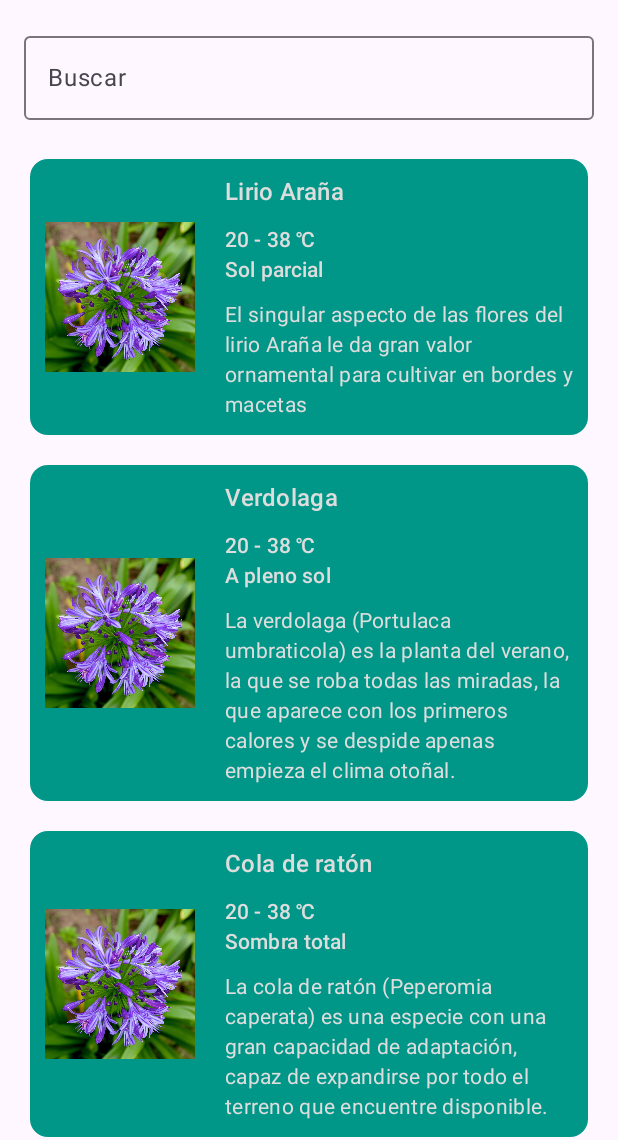
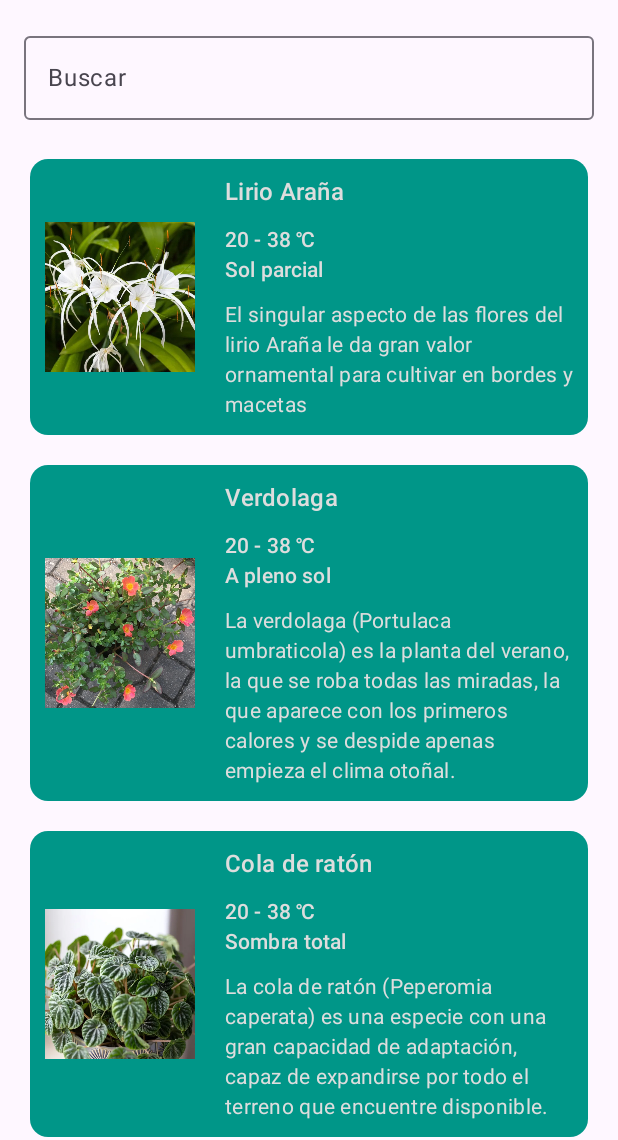
Before and after one commit to tmondiglio/GardenApp_Final_Mondiglio, an Android app built with Jetpack Compose: the screen it shows after launch (MainActivity), on a phone screen of 412 x 824 dp, the part 96-1236 px from its top. Run offline under Robolectric (Android 15) with nearby library versions, the phone set to English and light mode, and no system bars.

Commit message:
Correccion de errores

```diff
--- a/app/src/main/java/com/istea/gardenapp/presentacion/detalle/DetallePage.kt
+++ b/app/src/main/java/com/istea/gardenapp/presentacion/detalle/DetallePage.kt
@@ -1,6 +1,7 @@
 package com.istea.gardenapp.presentacion.detalle
 
 import androidx.compose.runtime.Composable
+import androidx.compose.runtime.LaunchedEffect
 import androidx.lifecycle.viewmodel.compose.viewModel
 import androidx.navigation.NavHostController
 import com.istea.gardenapp.repository.Repository
@@ -18,6 +19,9 @@ fun DetallePage(
             plantaID = plantaID
         )
     )
+    LaunchedEffect(Unit) {
+        viewModel.ejecutar(DetalleIntencion.CargarContenido)
+    }
     DetalleView(
         state = viewModel.uiState,
         onAction = { intencion ->
@@ -25,3 +29,5 @@ fun DetallePage(
         }
     )
 }
+
+/// punto dos cambio
--- a/app/src/main/java/com/istea/gardenapp/presentacion/detalle/DetalleView.kt
+++ b/app/src/main/java/com/istea/gardenapp/presentacion/detalle/DetalleView.kt
@@ -52,8 +52,8 @@ fun DetalleView (
         topBar = {
             TopAppBar(
                 colors = TopAppBarDefaults.topAppBarColors(
-                    containerColor = MaterialTheme.colorScheme.tertiaryContainer,
-                    titleContentColor = MaterialTheme.colorScheme.tertiary
+                    containerColor = MaterialTheme.colorScheme.primaryContainer,
+                    titleContentColor = MaterialTheme.colorScheme.primary
                 ),
                 title = { Text(text = "Cuidados") },
                 navigationIcon = {
@@ -175,7 +175,7 @@ fun PrediccionView(titulo:String, descripcion: String){
                 modifier = Modifier
                     .fillMaxWidth(),
                 style = MaterialTheme.typography.bodyMedium,
-                text = "aca deberia haber un texto no harcodeado"
+                text = descripcion
             )
         }
     }
--- a/app/src/main/java/com/istea/gardenapp/presentacion/detalle/DetalleViewModel.kt
+++ b/app/src/main/java/com/istea/gardenapp/presentacion/detalle/DetalleViewModel.kt
@@ -33,15 +33,14 @@ class DetalleViewModel(
         uiState = DetalleEstado.Cargando
         viewModelScope.launch {
             try {
-                val planta = repositorio.getCuidados(plantaId = plantaId)
-                uiState = DetalleEstado.Resultado(cuidado = repositorio.cuidadoLirio)
+                val cuidado = repositorio.getCuidados(plantaId = plantaId)
+                uiState = DetalleEstado.Resultado(cuidado = cuidado)
             } catch (e: Exception) {
                 uiState = DetalleEstado.Error(mensaje = "Error al cargar el contenido")
             }
         }
     }
 }
-
 
 class DetalleViewModelFactory(
     private val repositorio: Repository,
--- a/app/src/main/java/com/istea/gardenapp/presentacion/signos/PlantasView.kt
+++ b/app/src/main/java/com/istea/gardenapp/presentacion/signos/PlantasView.kt
@@ -113,7 +113,7 @@ fun ListaDeSignosView(searchText:String, plantas: List<Planta>, onSearch: (Strin
                     verticalAlignment = Alignment.CenterVertically
                 ) {
                     Image(
-                        painterResource(R.drawable.i008),
+                        painterResource(planta.ilustrationId),
                         contentDescription = planta.nombre,
                         contentScale = ContentScale.Fit,
                         modifier = Modifier
--- a/app/src/main/java/com/istea/gardenapp/presentacion/signos/PlantasViewModel.kt
+++ b/app/src/main/java/com/istea/gardenapp/presentacion/signos/PlantasViewModel.kt
@@ -47,8 +47,7 @@ class PlantasViewModel(
         val searchResult = plantas.filter {
             it.nombre.uppercase().contains(searchText.uppercase())
         }
-        uiState = PlantasEstado.Resultado(emptyList(),searchText)
-//        uiState = PlantasEstado.Resultado(searchResult,searchText)
+        uiState = PlantasEstado.Resultado(searchResult, searchText)
     }
 }
 
```
